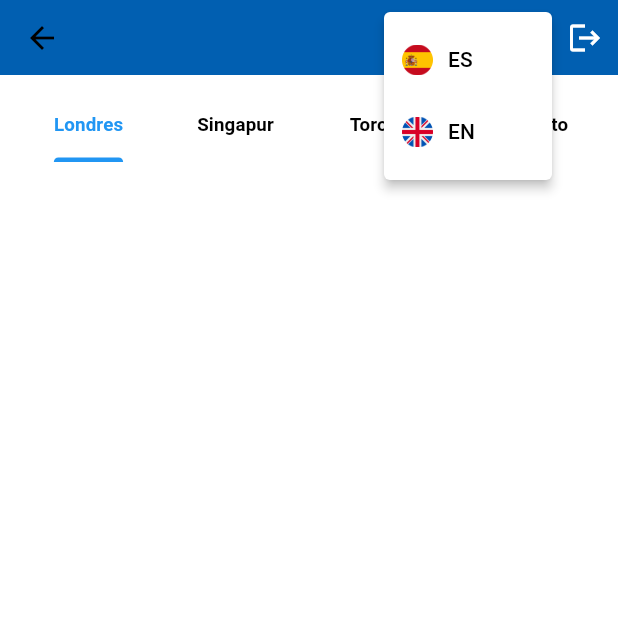
After one commit to dani1805/Prueba_Tecnica_Daniel_Ramirez_Perez, a Flutter app: the HomeView screen opened directly, after a tap on the "menu" icon, on a phone screen of 412 x 824 dp, the top half of it. The commit adds this screen. Run offline on Flutter 3.47's test engine with Material 3 defaults, Android fonts, the phone set to English and light mode, and no system bars; our stand-ins replace bloc, dio, easy_localization, equatable, flutter_bloc, get and 2 more; accounts and stored records are empty.

Commit message:
Dologout done and tab bar with titles and start contact screen

```diff
--- a/assets/translations/en.json
+++ b/assets/translations/en.json
@@ -8,6 +8,6 @@
     "errors": {
         "empty-error": "Field mandatory",
         "email-error": "Enter a valid email address",
-        "password-error": "Enter a valid password"
+        "password-error": "The password must be at least 8 characters long, there must be at least one number, one lower case letter and one upper case letter."
     }
 }
--- a/assets/translations/es.json
+++ b/assets/translations/es.json
@@ -8,6 +8,6 @@
     "errors": {
         "empty-error": "Campo obligatorio",
         "email-error": "Introduce un correo electrónico válido",
-        "password-error": "Introduce una contraseña válida"
+        "password-error": "La contraseña debe tener al menos 8 caracteres, al menos ha de haber un numero, una letra en minuscula y otra en mayuscula"
     }
 }
--- a/lib/app/api/prefs.dart
+++ b/lib/app/api/prefs.dart
@@ -2,27 +2,29 @@
 
 import 'package:shared_preferences/shared_preferences.dart';
 
-enum EnumPrefs {
-  TOKEN,
-}
+enum EnumPrefs { TOKEN }
 
 class Prefs {
-  static Future<String> getStringValue(EnumPrefs key) async => (await _prefs).getString(key.toString()) ?? '';
+  static Future<String> getStringValue(EnumPrefs key) async =>
+      (await _prefs).getString(key.toString()) ?? '';
   static Future<bool> setStringValue(String value, EnumPrefs key) async {
     return (await _prefs).setString(key.toString(), value);
   }
 
-  static Future<bool> getBoolValue(EnumPrefs key) async => (await _prefs).getBool(key.toString()) ?? false;
+  static Future<bool> getBoolValue(EnumPrefs key) async =>
+      (await _prefs).getBool(key.toString()) ?? false;
   static Future<bool> setBoolValue(bool value, EnumPrefs key) async {
     return (await _prefs).setBool(key.toString(), value);
   }
 
-  static Future<int> getIntValue(EnumPrefs key) async => (await _prefs).getInt(key.toString()) ?? 0;
+  static Future<int> getIntValue(EnumPrefs key) async =>
+      (await _prefs).getInt(key.toString()) ?? 0;
   static Future<bool> setIntValue(int value, EnumPrefs key) async {
     return (await _prefs).setInt(key.toString(), value);
   }
 
-  static Future<double> getDoubleValue(EnumPrefs key) async => (await _prefs).getDouble(key.toString()) ?? 0;
+  static Future<double> getDoubleValue(EnumPrefs key) async =>
+      (await _prefs).getDouble(key.toString()) ?? 0;
   static Future<bool> setDoubleValue(double value, EnumPrefs key) async {
     return (await _prefs).setDouble(key.toString(), value);
   }
--- a/lib/app/helpers/assets.dart
+++ b/lib/app/helpers/assets.dart
@@ -2,4 +2,5 @@ class Assets {
   static final appLoginIcon = 'assets/images/app_login_icon.png';
   static final appSpanishIcon = 'assets/images/app_spanish_icon.png';
   static final appEnglishIcon = 'assets/images/app_english_icon.png';
+  static final appLogoutIcon = 'assets/images/app_logout_icon.png';
 }
--- a/lib/app/ui/authentication/authentication_cubit.dart
+++ b/lib/app/ui/authentication/authentication_cubit.dart
@@ -1,6 +1,6 @@
 // ignore_for_file: avoid_void_async
 
-import 'package:bloc/bloc.dart';
+/*import 'package:bloc/bloc.dart';
 import 'package:equatable/equatable.dart';
 import 'package:prueba_tecnica_daniel_ramirez/app/api/prefs.dart';
 
@@ -30,4 +30,4 @@ class AuthenticationCubit extends Cubit<AuthenticationState> {
     await Prefs.setStringValue('', EnumPrefs.TOKEN);
     check();
   }
-}
+}*/
--- /dev/null
+++ b/lib/app/ui/authentication/authentication_event.dart
@@ -0,0 +1,26 @@
+part of 'authentication_bloc.dart';
+
+abstract class AuthenticationEvent extends Equatable {}
+
+class DoCheckAuthentication extends AuthenticationEvent {
+  DoCheckAuthentication();
+
+  @override
+  List<Object?> get props => [];
+}
+
+class DoAuthenticated extends AuthenticationEvent {
+  final String value;
+
+  DoAuthenticated({required this.value});
+
+  @override
+  List<Object?> get props => [];
+}
+
+class DoUnauthenticated extends AuthenticationEvent {
+  DoUnauthenticated();
+
+  @override
+  List<Object?> get props => [];
+}
--- a/lib/app/ui/authentication/authentication_state.dart
+++ b/lib/app/ui/authentication/authentication_state.dart
@@ -1,4 +1,4 @@
-part of 'authentication_cubit.dart';
+part of 'authentication_bloc.dart';
 
 abstract class AuthenticationState extends Equatable {
   const AuthenticationState();
--- /dev/null
+++ b/lib/app/ui/home/home_bloc.dart
@@ -0,0 +1,9 @@
+import 'package:equatable/equatable.dart';
+import 'package:flutter_bloc/flutter_bloc.dart';
+
+part 'home_event.dart';
+part 'home_state.dart';
+
+class HomeBloc extends Bloc<HomeEvent, HomeState> {
+  HomeBloc() : super(HomeInitial());
+}
--- /dev/null
+++ b/lib/app/ui/home/home_event.dart
@@ -0,0 +1,3 @@
+part of 'home_bloc.dart';
+
+abstract class HomeEvent extends Equatable {}
--- /dev/null
+++ b/lib/app/ui/home/home_state.dart
@@ -0,0 +1,32 @@
+// ignore_for_file: override_on_non_overriding_member
+
+part of 'home_bloc.dart';
+
+abstract class HomeState extends Equatable {
+  const HomeState();
+}
+
+class HomeInitial extends HomeState {
+  @override
+  List<Object?> get props => [];
+}
+
+class HomeLoading extends HomeState {
+  @override
+  List<Object?> get props => [];
+}
+
+class HomeSuccess extends HomeState {
+  @override
+  List<Object?> get props => [];
+}
+
+class HomeError extends HomeState {
+  final int code;
+  final String message;
+
+  const HomeError(this.code, this.message);
+
+  @override
+  List<Object?> get props => [];
+}
--- /dev/null
+++ b/lib/app/ui/home/home_view.dart
@@ -0,0 +1,134 @@
+// ignore_for_file: type_literal_in_constant_pattern
+
+import 'package:flutter/material.dart';
+import 'package:flutter_bloc/flutter_bloc.dart';
+import 'package:prueba_tecnica_daniel_ramirez/app/helpers/colors.dart';
+import 'package:prueba_tecnica_daniel_ramirez/app/helpers/error_handler.dart';
+import 'package:prueba_tecnica_daniel_ramirez/app/ui/authentication/authentication_bloc.dart';
+import 'package:prueba_tecnica_daniel_ramirez/app/ui/home/home_bloc.dart';
+import 'package:prueba_tecnica_daniel_ramirez/widgets/standard_app_bar.dart';
+import 'package:prueba_tecnica_daniel_ramirez/widgets/standard_loading.dart';
+
+class HomeView extends StatefulWidget {
+  const HomeView({super.key});
+
+  @override
+  State<HomeView> createState() => _HomeViewState();
+}
+
+class _HomeViewState extends State<HomeView> {
+  late Size size;
+  late AuthenticationBloc authenticationBloc;
+
+  @override
+  void dispose() {
+    super.dispose();
+  }
+
+  @override
+  Widget build(BuildContext context) {
+    size = MediaQuery.of(context).size;
+    authenticationBloc = BlocProvider.of<AuthenticationBloc>(
+      context,
+      listen: true,
+    );
+
+    return BlocConsumer<HomeBloc, HomeState>(
+      listener: (context, state) async {
+        switch (state.runtimeType) {
+          case HomeError:
+            state = state as HomeError;
+            final code = state.code;
+            final message = state.message;
+
+            ErrorHandler.handler(context, code, message);
+            break;
+          case HomeSuccess:
+            print('HOME');
+            break;
+        }
+      },
+      builder: (context, state) {
+        switch (state.runtimeType) {
+          case HomeLoading:
+            return StandardLoading();
+          default:
+            return Scaffold(
+              backgroundColor: Colors.white,
+              appBar: StandardAppBar(
+                elevation: 0,
+                background: MColor.blue,
+                actions: [
+                  Padding(
+                    padding: EdgeInsets.only(right: 10),
+                    child: GestureDetector(
+                      onTap: doUnauthenticated,
+                      child: Icon(Icons.logout, color: Colors.white),
+                    ),
+                  ),
+                ],
+              ),
+              body: Container(
+                width: size.width,
+                height: size.height,
+                padding: const EdgeInsets.all(10),
+                child: Column(
+                  children: [
+                    SingleChildScrollView(
+                      child: DefaultTabController(
+                        length: 4,
+                        child: TabBar(
+                          tabs: [
+                            Tab(
+                              child: Text(
+                                'Londres',
+                                style: TextStyle(
+                                  fontWeight: FontWeight.bold,
+                                  fontSize: 12.5,
+                                ),
+                              ),
+                            ),
+                            Tab(
+                              child: Text(
+                                'Singapur',
+                                style: TextStyle(
+                                  fontWeight: FontWeight.bold,
+                                  fontSize: 12.5,
+                                ),
+                              ),
+                            ),
+                            Tab(
+                              child: Text(
+                                'Toronto',
+                                style: TextStyle(
+                                  fontWeight: FontWeight.bold,
+                                  fontSize: 12.5,
+                                ),
+                              ),
+                            ),
+                            Tab(
+                              child: Text(
+                                'Contacto',
+                                style: TextStyle(
+                                  fontWeight: FontWeight.bold,
+                                  fontSize: 12.5,
+                                ),
+                              ),
+                            ),
+                          ],
+                        ),
+                      ),
+                    ),
+                  ],
+                ),
+              ),
+            );
+        }
+      },
+    );
+  }
+
+  void doUnauthenticated() {
+    authenticationBloc.add(DoUnauthenticated());
+  }
+}
--- a/lib/app/ui/login/login_bloc.dart
+++ b/lib/app/ui/login/login_bloc.dart
@@ -6,7 +6,7 @@ part 'login_state.dart';
 
 class LoginBloc extends Bloc<LoginEvent, LoginState> {
   LoginBloc() : super(LoginInitial()) {
-    on<DoLogin>((event, emit) {
+    on<DoLogin>((event, emit) async {
       emit(LoginLoading());
       emit(LoginSuccess());
     });
--- a/lib/app/ui/splash/splash_page.dart
+++ b/lib/app/ui/splash/splash_page.dart
@@ -11,8 +11,6 @@ class SplashPage extends StatelessWidget {
 
   @override
   Widget build(BuildContext context) {
-    return Container(
-      color: Colors.white,
-    );
+    return Container(color: Colors.white);
   }
 }
--- a/lib/widgets/standard_app_bar.dart
+++ b/lib/widgets/standard_app_bar.dart
@@ -33,7 +33,9 @@ class StandardAppBar extends StatelessWidget implements PreferredSize {
       titleTextStyle: const TextStyle(fontSize: 16),
       centerTitle: false,
       actions: [
-        PopupMenuButton<String>(
+        Padding(
+          padding: EdgeInsets.only(right: 10),
+          child: PopupMenuButton<String>(
             icon: Icon(Icons.menu, color: Colors.white),
             onSelected: (String item) {
               bloc.add(DoChangeLanguage(context: context, value: item));
@@ -56,6 +58,8 @@ class StandardAppBar extends StatelessWidget implements PreferredSize {
                   ),
                 ],
           ),
+        ),
+        if (actions != null) ...actions!,
       ],
     );
   }
```
Also changed, not shown: lib/app/app.dart (+24 -5 lines), lib/app/ui/authentication/authentication_bloc.dart (added, +31 -0 lines), lib/app/ui/home/home_page.dart (+12 -4 lines), lib/app/ui/login/login_view.dart (+8 -5 lines), lib/config/service_locator.dart (+4 -4 lines), assets/images/app_logout_icon.png (added). Lines whose indentation alone changed are shown as unchanged.
